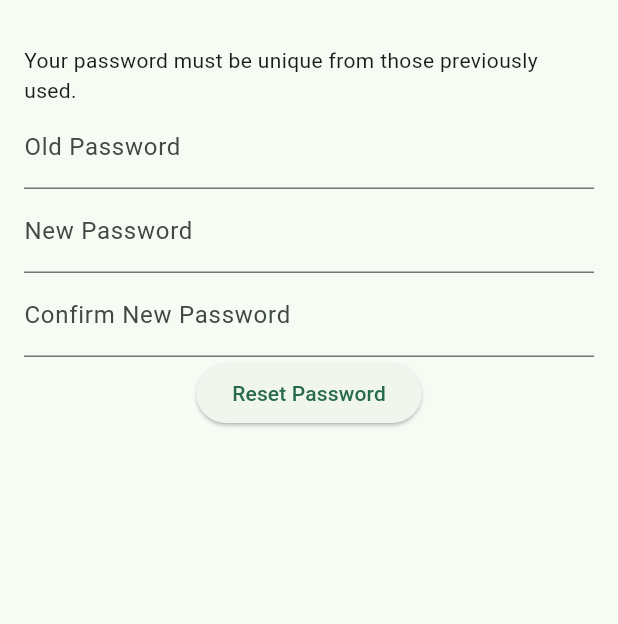
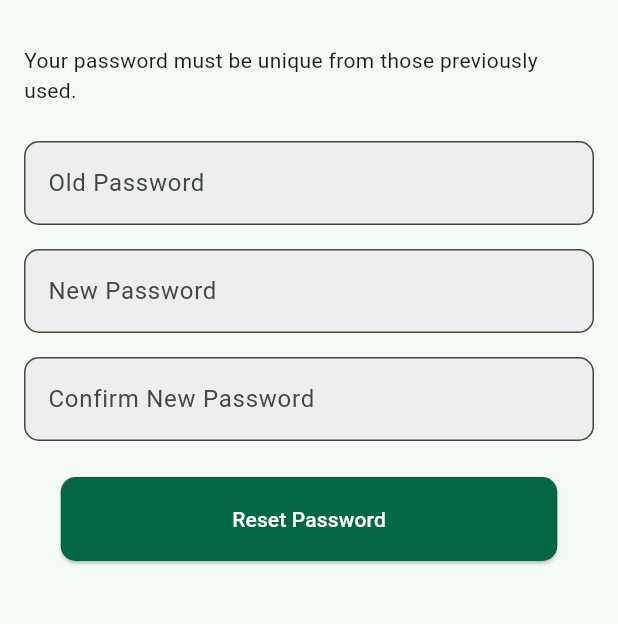
Before and after one commit to MASL-FUTA/Cassava.AI-frontend, a Flutter app: the ChangePasswordPage screen opened directly, on a phone screen of 412 x 824 dp, the part 63-687 px from its top. Run offline on Flutter 3.47's test engine with Material 3 defaults, Android fonts, the phone set to English and light mode, and no system bars; our stand-ins replace bloc, carousel_slider, dio, equatable, flutter_bloc, hive and 3 more; accounts and stored records are empty.

Commit message:
ui fixes with the more bottom nav button and desvendants ui

```diff
--- a/lib/pages/farm_pages/change_password_page.dart
+++ b/lib/pages/farm_pages/change_password_page.dart
@@ -1,4 +1,5 @@
 import 'package:flutter/material.dart';
+import 'package:masl_futa_agric/pages/create_account_pages/login_page.dart';
 
 class ChangePasswordPage extends StatelessWidget {
   final TextEditingController oldPasswordController = TextEditingController();
@@ -15,33 +16,69 @@ class ChangePasswordPage extends StatelessWidget {
         padding: EdgeInsets.all(16.0),
         child: Column(
           children: <Widget>[
-            Text('Your password must be unique from those previously used.'),
+           const  Text('Your password must be unique from those previously used.'),
+
+           const SizedBox(height: 24.0),
+
             TextField(
               controller: oldPasswordController,
               decoration: InputDecoration(
                 labelText: 'Old Password',
+                border: OutlineInputBorder(
+                  borderRadius: BorderRadius.circular(10),
+                  borderSide: const BorderSide(color: Color(0xffE8ECF4)),
+                ),
+                filled: true,
+                fillColor: Colors.grey[200],
               ),
               obscureText: true,
             ),
+           const SizedBox(height: 16.0),
             TextField(
               controller: newPasswordController,
               decoration: InputDecoration(
                 labelText: 'New Password',
+                border: OutlineInputBorder(
+                  borderRadius: BorderRadius.circular(10),
+                   borderSide: BorderSide(color: Color(0xffE8ECF4))
+                ),
+                 filled: true,
+              fillColor: Colors.grey[200],
               ),
+
               obscureText: true,
             ),
+            const SizedBox(height: 16.0),
             TextField(
               controller: confirmPasswordController,
               decoration: InputDecoration(
                 labelText: 'Confirm New Password',
+                border: OutlineInputBorder(
+                  borderRadius: BorderRadius.circular(10),
+                   borderSide:const BorderSide(color: Color(0xffE8ECF4))
+                ),
+                filled: true,
+                fillColor: Colors.grey[200],
               ),
               obscureText: true,
             ),
-            ElevatedButton(
-              onPressed: () {
-                // Handle password reset
-              },
-              child: Text('Reset Password'),
+           const SizedBox(height: 24.0),
+            SizedBox(
+              height: 56,
+              width: 331,
+              child: ElevatedButton(
+                style: ElevatedButton.styleFrom(
+                  backgroundColor: Color(0xFF026742),
+                    shape: RoundedRectangleBorder(
+                      borderRadius: BorderRadius.circular(10),
+                    ),
+                    ),
+                onPressed: () {
+                  // Handle password reset
+                  Navigator.push(context, MaterialPageRoute(builder: (context) => LoginPage()));
+                },
+                child: const Text('Reset Password',style: TextStyle(color: Colors.white),),
+              ),
             ),
           ],
         ),
```
Also changed, not shown: lib/pages/farm_pages/add_farm_page.dart (+66 -42 lines), lib/pages/farm_pages/faq_page.dart (+62 -0 lines), lib/pages/farm_pages/more_screen_page.dart (+20 -4 lines), lib/pages/farm_pages/terms_conditions_page.dart (+30 -0 lines).
